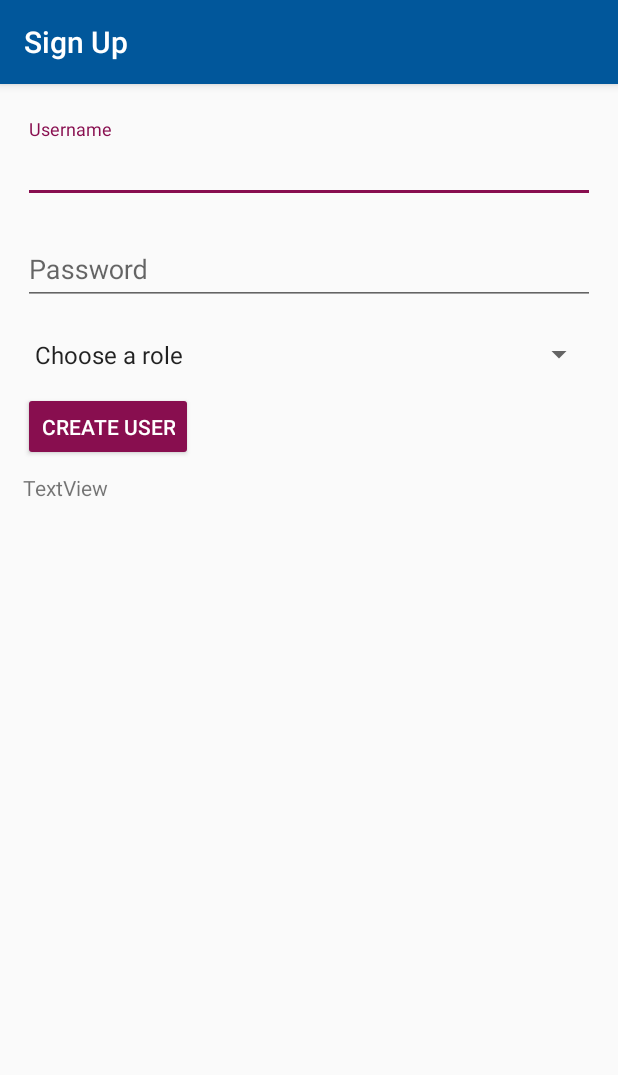
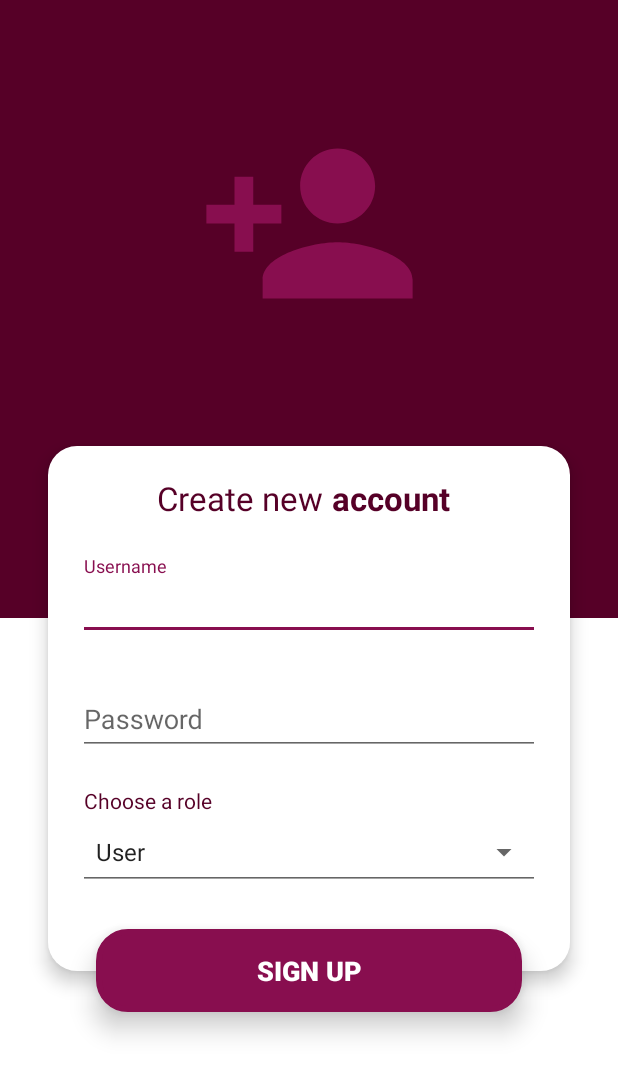
Before and after one commit to BenJeau/SEG2505-Android, an Android app: the SignupActivity screen opened directly, with no data from a screen before it, on a phone screen of 412 x 824 dp. Shown: the top 1075 px of the screen. Run offline under Robolectric (Android 15) with nearby library versions, the phone set to English and light mode, and no system bars; our stand-ins replace Firebase (no records; nobody signed in at launch, a user with empty details on screens opened directly).

Commit message:
Designed new sign up activity

```diff
--- a/app/build.gradle
+++ b/app/build.gradle
@@ -26,7 +26,8 @@ dependencies {
     testImplementation 'junit:junit:4.12'
     androidTestImplementation 'com.android.support.test:runner:1.0.2'
     androidTestImplementation 'com.android.support.test.espresso:espresso-core:3.0.2'
-    implementation 'com.google.firebase:firebase-database:16.0.1'
+    implementation 'com.google.firebase:firebase-database:16.0.3'
+    implementation 'com.google.firebase:firebase-core:16.0.4'
 }
 
 apply plugin: 'com.google.gms.google-services'
--- a/app/src/main/AndroidManifest.xml
+++ b/app/src/main/AndroidManifest.xml
@@ -24,7 +24,7 @@
         </activity>
         <activity
             android:name=".SignupActivity"
-            android:label="@string/admin_appbar_title">
+            android:theme="@style/NoActionBar">
         </activity>
         <activity android:name=".CustomerActivity"
             android:label="@string/customer_appbar_title"></activity>
--- a/app/src/main/java/com/seg2505/project/LoginActivity.java
+++ b/app/src/main/java/com/seg2505/project/LoginActivity.java
@@ -7,6 +7,7 @@ import android.os.Bundle;
 import android.view.View;
 import android.widget.Button;
 import android.widget.EditText;
+import android.widget.TextView;
 
 import com.google.firebase.database.DataSnapshot;
 import com.google.firebase.database.DatabaseError;
@@ -16,7 +17,7 @@ import com.google.firebase.database.ValueEventListener;
 
 public class LoginActivity extends AppCompatActivity {
 
-    Button btnSignUp;
+    TextView btnSignUp;
     Button btnSignIn;
     EditText edtUsername;
     EditText edtPassword;
@@ -27,7 +28,7 @@ public class LoginActivity extends AppCompatActivity {
         setContentView(R.layout.activity_login);
         btnSignIn = (Button) findViewById(R.id.loginButton );
 
-        btnSignUp = (Button) findViewById(R.id.signupButton  );
+        btnSignUp = (TextView) findViewById(R.id.explanation  );
         edtUsername = (EditText) findViewById(R.id.usernameEditText);
         edtPassword = (EditText) findViewById(R.id.passwordEditText);
         database= FirebaseDatabase.getInstance();
--- a/app/src/main/java/com/seg2505/project/SignupActivity.java
+++ b/app/src/main/java/com/seg2505/project/SignupActivity.java
@@ -5,13 +5,11 @@ import android.os.Bundle;
 import android.view.View;
 import android.widget.EditText;
 import android.widget.Spinner;
-import com.google.firebase.database.DataSnapshot;
+
 import com.google.firebase.database.DatabaseReference;
-import com.google.firebase.database.DatabaseError;
 import com.google.firebase.database.FirebaseDatabase;
-import com.google.firebase.database.ValueEventListener;
+
 import android.widget.Button;
-import android.widget.TextView;
 
 public class SignupActivity extends AppCompatActivity {
 
@@ -27,10 +25,10 @@ public class SignupActivity extends AppCompatActivity {
     protected void onCreate(Bundle savedInstanceState) {
         super.onCreate(savedInstanceState);
         setContentView(R.layout.activity_signup);
-        a = (Button) findViewById(R.id.createUserButton);
+        a = (Button) findViewById(R.id.signupButton);
         username = (EditText) findViewById(R.id.usernameEditText);
         psswrd = (EditText) findViewById(R.id.passwordEditText);
-        role = (Spinner) findViewById(R.id.spinner);
+        role = (Spinner) findViewById(R.id.dropdown);
 
         database = FirebaseDatabase.getInstance();
 
--- /dev/null
+++ b/app/src/main/res/drawable/explanation_text.xml
@@ -0,0 +1,7 @@
+<?xml version="1.0" encoding="utf-8"?>
+<selector xmlns:android="http://schemas.android.com/apk/res/android">
+    <item android:state_focused="true" android:state_pressed="false" android:color="#9e9e9e" />
+    <item android:state_focused="true" android:state_pressed="true" android:color="@color/secondaryColor" />
+    <item android:state_focused="false" android:state_pressed="true" android:color="@color/secondaryColor" />
+    <item android:color="#9e9e9e" />
+</selector>
--- /dev/null
+++ b/app/src/main/res/drawable/ic_person_add_24dp.xml
@@ -0,0 +1,9 @@
+<vector xmlns:android="http://schemas.android.com/apk/res/android"
+        android:width="24dp"
+        android:height="24dp"
+        android:viewportWidth="24.0"
+        android:viewportHeight="24.0">
+    <path
+        android:fillColor="#880e4f"
+        android:pathData="M15,12c2.21,0 4,-1.79 4,-4s-1.79,-4 -4,-4 -4,1.79 -4,4 1.79,4 4,4zM6,10L6,7L4,7v3L1,10v2h3v3h2v-3h3v-2L6,10zM15,14c-2.67,0 -8,1.34 -8,4v2h16v-2c0,-2.66 -5.33,-4 -8,-4z"/>
+</vector>
--- a/app/src/main/res/drawable/signup_button.xml
+++ /dev/null
@@ -1,25 +0,0 @@
-<?xml version="1.0" encoding="utf-8"?>
-<ripple xmlns:android="http://schemas.android.com/apk/res/android"
-    xmlns:tools="http://schemas.android.com/tools"
-    android:color="@color/secondaryColor"
-    tools:targetApi="lollipop">
-
-    <item>
-
-        <shape xmlns:android="http://schemas.android.com/apk/res/android"
-            android:shape="rectangle" >
-
-            <corners android:radius="19dp"/>
-
-            <solid
-                android:color="@color/secondaryLightColor" >
-            </solid>
-
-            <stroke
-                android:width="4dp"
-                android:color="@color/secondaryLightColor" >
-            </stroke>
-
-        </shape>
-    </item>
-</ripple>
--- a/app/src/main/res/layout/activity_login.xml
+++ b/app/src/main/res/layout/activity_login.xml
@@ -64,7 +64,7 @@
                 android:layout_width="1dp"
                 android:layout_height="wrap_content"
                 android:orientation="vertical"
-                app:layout_constraintGuide_percent="0.46" />
+                app:layout_constraintGuide_percent="0.5" />
 
             <TextView
                 android:id="@+id/loginFirstTitle"
@@ -125,7 +125,7 @@
                     android:layout_height="wrap_content"
                     android:ems="10"
                     android:hint="@string/login_password_hint"
-                    android:inputType="textPersonName"
+                    android:inputType="textPassword"
                     android:maxLines="1"
                     android:singleLine="true"  />
 
@@ -139,7 +139,7 @@
             android:layout_width="0dp"
             android:layout_height="wrap_content"
             android:layout_marginStart="32dp"
-            android:layout_marginTop="237dp"
+            android:layout_marginTop="239dp"
             android:layout_marginEnd="32dp"
             android:background="@drawable/login_button"
             android:elevation="10dp"
@@ -153,6 +153,7 @@
             app:layout_constraintStart_toStartOf="@+id/constraintLayout"
             app:layout_constraintTop_toTopOf="@+id/constraintLayout" />
 
+        <!--
         <Button
             android:id="@+id/signupButton"
             style="@style/Widget.AppCompat.Button.Colored"
@@ -174,9 +175,8 @@
             app:layout_constraintEnd_toEndOf="@+id/constraintLayout"
             app:layout_constraintStart_toStartOf="@+id/constraintLayout"
             app:layout_constraintTop_toBottomOf="@+id/loginButton"
-            android:onClick="setContent"/>
+            android:onClick="setContent"/>-->
 
-        <!--
         <TextView
             android:id="@+id/explanation"
             android:layout_width="0dp"
@@ -187,14 +187,14 @@
             android:maxLines="2"
             android:singleLine="false"
             android:text="@string/login_hint"
+            android:textColor="@drawable/explanation_text"
             android:textAlignment="center"
-            android:textColor="@color/secondaryDarkColor"
             android:textSize="16sp"
             app:layout_constraintBottom_toBottomOf="parent"
             app:layout_constraintEnd_toEndOf="@+id/constraintLayout"
             app:layout_constraintStart_toStartOf="@+id/constraintLayout"
             app:layout_constraintTop_toBottomOf="@+id/loginButton" />
-            -->
+
     </android.support.constraint.ConstraintLayout>
 
 </android.support.constraint.ConstraintLayout>
--- a/app/src/main/res/layout/activity_signup.xml
+++ b/app/src/main/res/layout/activity_signup.xml
@@ -5,23 +5,108 @@
     android:id="@+id/adminRootLayout"
     android:layout_width="match_parent"
     android:layout_height="match_parent"
-    android:layout_margin="15dp"
+    android:background="@color/secondaryDarkColor"
     tools:context=".SignupActivity">
+
+    <android.support.constraint.Guideline
+        android:id="@+id/guideline"
+        android:layout_width="1dp"
+        android:layout_height="wrap_content"
+        android:orientation="horizontal"
+        app:layout_constraintGuide_percent="0.5" />
+
+    <android.support.constraint.ConstraintLayout
+        android:layout_width="match_parent"
+        android:layout_height="0dp"
+        android:background="@android:color/white"
+        app:layout_constraintBottom_toBottomOf="parent"
+        app:layout_constraintEnd_toEndOf="parent"
+        app:layout_constraintStart_toStartOf="parent"
+        app:layout_constraintTop_toTopOf="@id/guideline" />
+
+    <android.support.constraint.ConstraintLayout
+        android:layout_width="match_parent"
+        android:layout_height="match_parent"
+        android:fitsSystemWindows="true">
+
+        <ImageView
+            android:id="@+id/loginIcon"
+            android:layout_width="150dp"
+            android:layout_height="150dp"
+            android:layout_marginStart="8dp"
+            android:layout_marginTop="8dp"
+            android:layout_marginEnd="8dp"
+            android:layout_marginBottom="8dp"
+            android:contentDescription="@string/login_icon_description"
+            app:layout_constraintBottom_toTopOf="@+id/constraintLayout"
+            app:layout_constraintEnd_toEndOf="parent"
+            app:layout_constraintStart_toStartOf="parent"
+            app:layout_constraintTop_toTopOf="parent"
+            app:srcCompat="@drawable/ic_person_add_24dp" />
+
+        <android.support.constraint.ConstraintLayout
+            android:id="@+id/constraintLayout"
+            android:layout_width="0dp"
+            android:layout_height="350dp"
+            android:layout_marginStart="32dp"
+            android:layout_marginTop="120dp"
+            android:layout_marginEnd="32dp"
+            android:background="@drawable/login_layout"
+            android:elevation="7dp"
+            android:padding="20dp"
+            app:layout_constraintBottom_toBottomOf="parent"
+            app:layout_constraintEnd_toEndOf="parent"
+            app:layout_constraintStart_toStartOf="parent"
+            app:layout_constraintTop_toTopOf="parent">
+
+            <android.support.constraint.Guideline
+                android:id="@+id/guideline1"
+                android:layout_width="1dp"
+                android:layout_height="wrap_content"
+                android:orientation="vertical"
+                app:layout_constraintGuide_percent="0.55" />
+
+            <TextView
+                android:id="@+id/loginFirstTitle"
+                android:layout_width="wrap_content"
+                android:layout_height="wrap_content"
+                android:layout_marginEnd="6dp"
+                android:text="@string/signup_title_first"
+                android:textColor="@color/secondaryDarkColor"
+                android:textSize="22sp"
+                app:layout_constraintEnd_toEndOf="@id/guideline1"
+                app:layout_constraintTop_toTopOf="parent" />
+
+            <TextView
+                android:id="@+id/loginSecondTitle"
+                android:layout_width="wrap_content"
+                android:layout_height="wrap_content"
+                android:text="@string/signup_title_second"
+                android:textColor="@color/secondaryDarkColor"
+                android:textSize="22sp"
+                android:textStyle="bold"
+                app:layout_constraintStart_toStartOf="@id/guideline1"
+                app:layout_constraintTop_toTopOf="parent" />
 
             <android.support.design.widget.TextInputLayout
                 android:id="@+id/usernameLayout"
                 android:layout_width="match_parent"
                 android:layout_height="wrap_content"
-        android:layout_marginTop="8dp"
+                android:layout_marginTop="24dp"
+                app:errorEnabled="true"
                 app:layout_constraintEnd_toEndOf="parent"
                 app:layout_constraintStart_toStartOf="parent"
-        app:layout_constraintTop_toTopOf="parent">
+                app:layout_constraintTop_toBottomOf="@+id/loginFirstTitle">
 
                 <android.support.design.widget.TextInputEditText
                     android:id="@+id/usernameEditText"
                     android:layout_width="match_parent"
                     android:layout_height="wrap_content"
-            android:hint="@string/admin_username_hint" />
+                    android:ems="10"
+                    android:hint="@string/login_username_hint"
+                    android:inputType="textPersonName"
+                    android:maxLines="1"
+                    android:singleLine="true" />
 
             </android.support.design.widget.TextInputLayout>
 
@@ -29,7 +114,7 @@
                 android:id="@+id/passwordLayout"
                 android:layout_width="match_parent"
                 android:layout_height="wrap_content"
-        android:layout_marginTop="12dp"
+                app:errorEnabled="true"
                 app:layout_constraintEnd_toEndOf="parent"
                 app:layout_constraintStart_toStartOf="parent"
                 app:layout_constraintTop_toBottomOf="@+id/usernameLayout">
@@ -38,36 +123,59 @@
                     android:id="@+id/passwordEditText"
                     android:layout_width="match_parent"
                     android:layout_height="wrap_content"
-            android:hint="@string/admin_password_hint" />
+                    android:ems="10"
+                    android:hint="@string/login_password_hint"
+                    android:inputType="textPassword"
+                    android:maxLines="1"
+                    android:singleLine="true" />
 
             </android.support.design.widget.TextInputLayout>
 
-    <Button
-        android:id="@+id/createUserButton"
-        style="@style/Widget.AppCompat.Button.Colored"
-        android:layout_width="wrap_content"
-        android:layout_height="46dp"
-        android:text="@string/admin_create_user_button"
-        app:layout_constraintStart_toStartOf="@+id/usernameLayout"
-        app:layout_constraintTop_toBottomOf="@+id/spinner" />
-
             <Spinner
-        android:id="@+id/spinner"
+                android:id="@+id/dropdown"
+                style="@style/Widget.AppCompat.Spinner.Underlined"
                 android:layout_width="0dp"
                 android:layout_height="50dp"
-        android:layout_marginTop="8dp"
-        android:entries="@array/admin_roles"
+                android:entries="@array/signup_dropdown_list"
+                app:layout_constraintEnd_toEndOf="parent"
+                app:layout_constraintStart_toStartOf="parent"
+                app:layout_constraintTop_toBottomOf="@+id/dropdownTitle" />
+
+            <TextView
+                android:id="@+id/dropdownTitle"
+                android:layout_width="0dp"
+                android:layout_height="wrap_content"
+                android:layout_marginStart="4dp"
+                android:layout_marginEnd="8dp"
+                android:text="@string/signup_dropdown_title"
+                android:textAlignment="viewStart"
+                android:textColor="@color/secondaryDarkColor"
                 app:layout_constraintEnd_toEndOf="parent"
                 app:layout_constraintStart_toStartOf="parent"
                 app:layout_constraintTop_toBottomOf="@+id/passwordLayout" />
 
-    <TextView
-        android:id="@+id/textView"
-        android:layout_width="317dp"
-        android:layout_height="140dp"
-        android:layout_marginTop="8dp"
-        android:text="TextView"
-        app:layout_constraintTop_toBottomOf="@+id/createUserButton"
-        tools:layout_editor_absoluteX="16dp" />
+        </android.support.constraint.ConstraintLayout>
+
+        <Button
+            android:id="@+id/signupButton"
+            style="@style/Widget.AppCompat.Button.Colored"
+            android:layout_width="0dp"
+            android:layout_height="wrap_content"
+            android:layout_marginStart="32dp"
+            android:layout_marginTop="322dp"
+            android:layout_marginEnd="32dp"
+            android:background="@drawable/login_button"
+            android:elevation="10dp"
+            android:padding="15dp"
+            android:stateListAnimator="@animator/login_button_animator"
+            android:text="@string/signup_button"
+            android:textColor="@drawable/login_button_text"
+            android:textSize="18sp"
+            android:textStyle="bold"
+            app:layout_constraintEnd_toEndOf="@+id/constraintLayout"
+            app:layout_constraintStart_toStartOf="@+id/constraintLayout"
+            app:layout_constraintTop_toTopOf="@+id/constraintLayout" />
 
     </android.support.constraint.ConstraintLayout>
+
+</android.support.constraint.ConstraintLayout>
--- a/app/src/main/res/values/strings.xml
+++ b/app/src/main/res/values/strings.xml
@@ -1,33 +1,32 @@
 <resources>
     <string name="app_name">SEG2505Project</string>
-    <string name="title_activity_admin">AdminActivity</string>
-    <string name="title_activity_welcome">WelcomeActivity</string>
 
     <!-- Login Activity -->
-    <string name="login_title_second">fournisseurs</string>
-    <string name="login_title_first">Service de </string>
+    <string name="login_title_second">Finder</string>
+    <string name="login_title_first">Service</string>
     <string name="login_password_hint">Password</string>
     <string name="login_username_hint">Username</string>
     <string name="login_button">Login</string>
-    <string name="signup_button">Sign up</string>
-    <string name="login_hint">Please enter the credentials of your account in the fields above</string>
+    <string name="login_hint">If you don\'t have an account, click here to sign up</string>
     <string name="login_icon_description">Earth</string>
+
+    <!-- Sign up Activity -->
+    <string name="signup_username_hint">Username</string>
+    <string name="signup_password_hint">Password</string>
+    <string name="signup_button">Sign Up</string>
+    <string name="signup_title_first">Create new</string>
+    <string name="signup_title_second">account</string>
+    <string name="signup_dropdown_title">Choose a role</string>
+    <string-array name="signup_dropdown_list">
+        <item>User</item>
+        <item>Provider</item>
+    </string-array>
 
     <!-- Welcome Activity -->
     <string name="welcome_placeholder">Placeholder text, should say \'Bienvenue PRENOM! Vous avez une session en tant que ROLE D\’UTILISATEUR\' then if admin go to admin activity, same with the user\'s</string>
 
-    <!-- Sign up Activity -->
-    <string name="admin_appbar_title">Sign Up</string>
-    <string name="admin_username_hint">Username</string>
-    <string name="admin_password_hint">Password</string>
-    <string name="admin_create_user_button">Create User</string>
-    <string-array name="admin_roles">
-        <item>Choose a role</item>
-        <item>Admin</item>
-        <item>Prodiver</item>
-        <item>User</item>
-    </string-array>
-
     <!-- Customer Activity -->
     <string name="customer_appbar_title">Customer</string>
+
+    <!-- Administrator Activity -->
 </resources>
```
Lines whose indentation alone changed are shown as unchanged.
